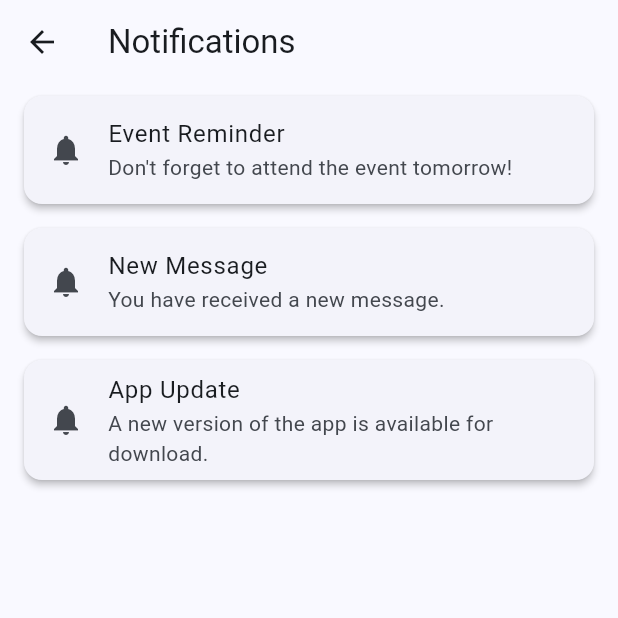
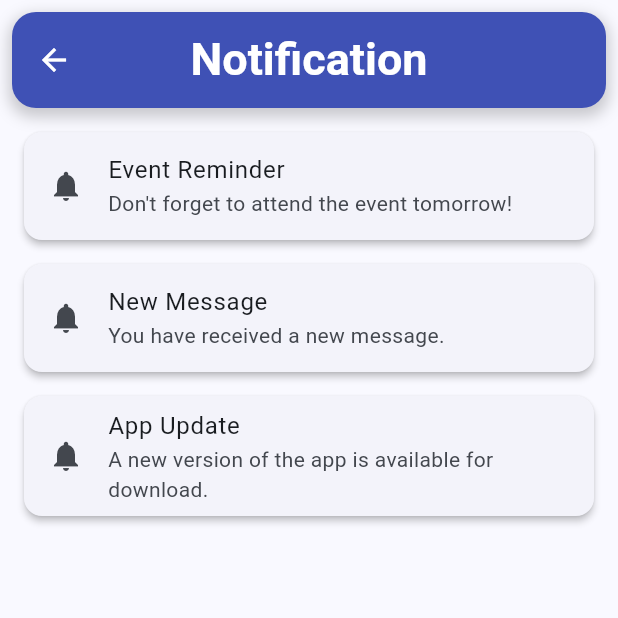
Before and after one commit to Manishkumar76/campus-vibe, a Flutter app: the NotificationPage screen opened directly, on a phone screen of 412 x 824 dp, the top half of it. Run offline on Flutter 3.47's test engine with Material 3 defaults, Android fonts, the phone set to English and light mode, and no system bars; network calls fail.

Commit message:
update notification and winners Appbar

```diff
--- a/lib/Pages/notificationPage.dart
+++ b/lib/Pages/notificationPage.dart
@@ -17,11 +17,45 @@ class NotificationPage extends StatelessWidget {
     },
   ];
 
+  final Color defaultIconColor = Colors.grey;
+  // Highlighted icon color
+  final Color highlightedIconColor=Colors.indigo;
+
   @override
   Widget build(BuildContext context) {
-    return Scaffold(
-      appBar: AppBar(
-        title: Text('Notifications'),
+    return SafeArea(
+        child:Scaffold(
+      appBar: PreferredSize(
+        preferredSize: const Size.fromHeight(80.0), // Height of the AppBar
+        child: Container(
+          margin: const EdgeInsets.all(8.0),
+          decoration: BoxDecoration(
+            color:highlightedIconColor,
+            borderRadius: BorderRadius.circular(16.0),
+            boxShadow: [
+              BoxShadow(
+                color: Colors.black.withOpacity(0.2),
+                spreadRadius: 2,
+                blurRadius: 8,
+                offset: const Offset(0, 4),
+              ),
+            ],
+          ),
+          child: AppBar(
+            leading: IconButton(
+              color: Colors.white,
+              icon: const Icon(Icons.arrow_back),
+              onPressed: () {
+                Navigator.pop(context);
+              },
+            ),
+            backgroundColor: Colors.transparent, // Use transparent to allow the Container's color to show
+            elevation: 0,
+            title: const Text("Notification",style: TextStyle(fontSize: 30,fontWeight: FontWeight.bold,color: Colors.white),),
+            centerTitle: true,
+            toolbarHeight: 80.0, // Adjust as needed
+          ),
+        ),
       ),
       body: ListView.builder(
         itemCount: notifications.length,
@@ -40,7 +74,7 @@ class NotificationPage extends StatelessWidget {
           );
         },
       ),
-    );
+    ));
   }
 }
 
```
Also changed, not shown: lib/Pages/EventWinnersScreen.dart (+29 -5 lines).
